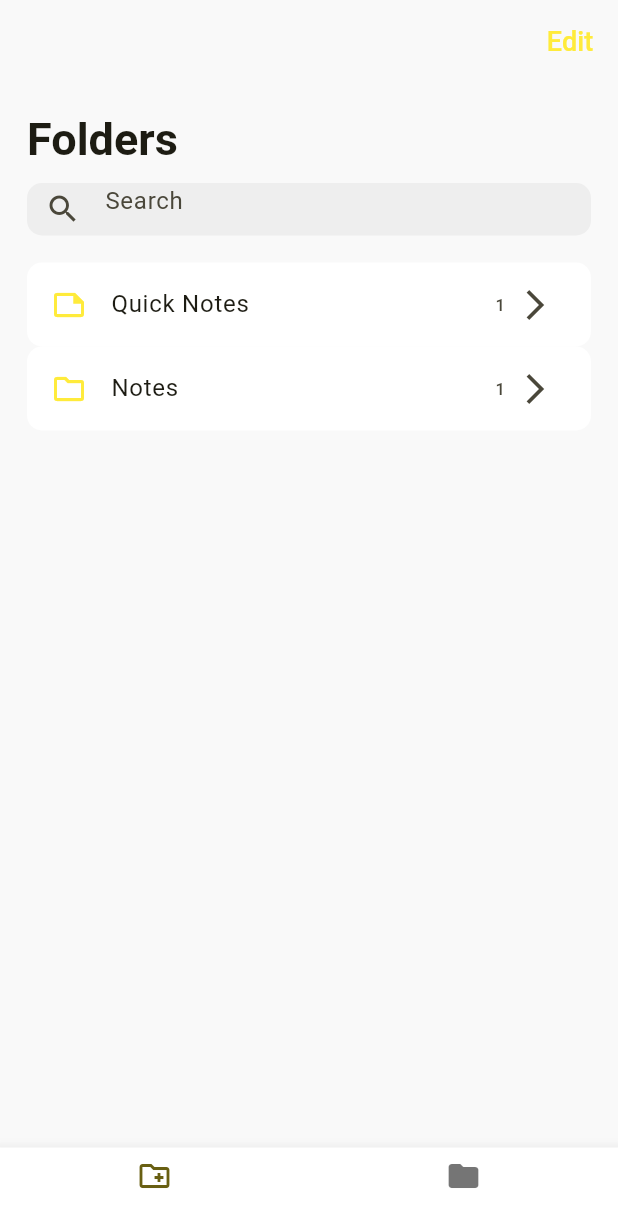
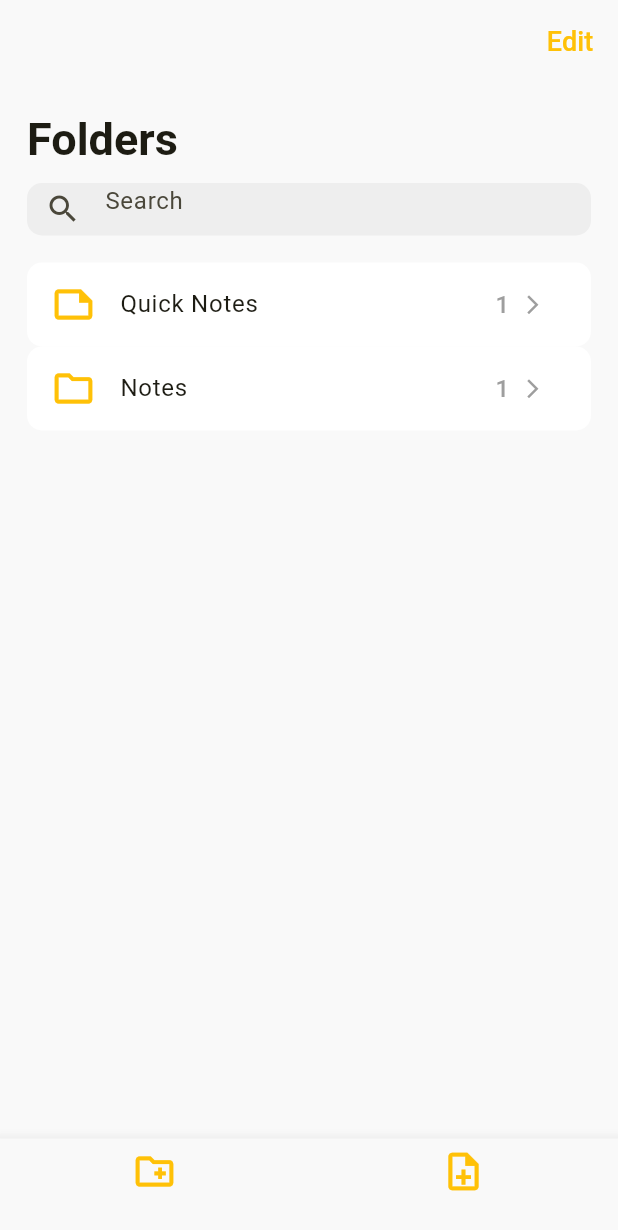
Before and after one commit to raokaif/notes-app, a Flutter app: the screen it shows after launch, on a phone screen of 412 x 824 dp. Shown: the top 1230 px of the screen. Run offline on Flutter 3.47's test engine with Material 3 defaults, Android fonts, the phone set to English and light mode, and no system bars.

Commit message:
change color & size

```diff
--- a/lib/home_page.dart
+++ b/lib/home_page.dart
@@ -51,15 +51,23 @@ class HomePage extends StatelessWidget {
                 leading: Icon(
                   Icons.note_outlined,
                   color: Theme.of(context).primaryColor,
+                  size: 30,
                 ),
                 title: Text('Quick Notes'),
                 trailing: SizedBox(
                   width: 40,
                   child: Row(
                     children: [
-                      Text('1'),
+                      Text(
+                        '1',
+                        style: TextStyle(fontSize: 16, color: Colors.grey),
+                      ),
                       SizedBox(width: 8),
-                      Icon(Icons.arrow_forward_ios),
+                      Icon(
+                        Icons.arrow_forward_ios,
+                        size: 15,
+                        color: Colors.grey,
+                      ),
                     ],
                   ),
                 ),
@@ -76,15 +84,23 @@ class HomePage extends StatelessWidget {
                 leading: Icon(
                   Icons.folder_outlined,
                   color: Theme.of(context).primaryColor,
+                  size: 30,
                 ),
                 title: Text('Notes'),
                 trailing: SizedBox(
                   width: 40,
                   child: Row(
                     children: [
-                      Text('1'),
+                      Text(
+                        '1',
+                        style: TextStyle(fontSize: 16, color: Colors.grey),
+                      ),
                       SizedBox(width: 8),
-                      Icon(Icons.arrow_forward_ios),
+                      Icon(
+                        Icons.arrow_forward_ios,
+                        size: 15,
+                        color: Colors.grey,
+                      ),
                     ],
                   ),
                 ),
@@ -94,13 +110,26 @@ class HomePage extends StatelessWidget {
         ),
       ),
       bottomNavigationBar: BottomNavigationBar(
-        backgroundColor: Colors.white,
+        backgroundColor: Color.fromRGBO(249, 249, 249, 1),
         items: [
           BottomNavigationBarItem(
-            icon: Icon(Icons.create_new_folder_outlined),
+            tooltip: 'Add folder',
+            icon: Icon(
+              Icons.create_new_folder_outlined,
+              color: Theme.of(context).primaryColor,
+              size: 30,
+            ),
             label: '',
           ),
-          BottomNavigationBarItem(icon: Icon(Icons.folder), label: ''),
+          BottomNavigationBarItem(
+            tooltip: 'Add notes',
+            icon: Icon(
+              Icons.note_add_outlined,
+              color: Theme.of(context).primaryColor,
+              size: 30,
+            ),
+            label: '',
+          ),
         ],
         currentIndex: 0,
         onTap: (index) {},
--- a/lib/main.dart
+++ b/lib/main.dart
@@ -15,10 +15,10 @@ class MyApp extends StatelessWidget {
       debugShowCheckedModeBanner: false,
       theme: ThemeData(
         colorScheme: ColorScheme.fromSeed(seedColor: Colors.yellow),
-        primaryColor: Colors.yellow,
+        primaryColor: Colors.amber,
         textTheme: TextTheme(
           titleLarge: TextStyle(fontWeight: FontWeight.bold, fontSize: 30),
-          titleSmall: TextStyle(fontSize: 18, color: Colors.yellow),
+          titleSmall: TextStyle(fontSize: 18, color: Colors.amber),
         ),
       ),
       home: HomePage(),
```
